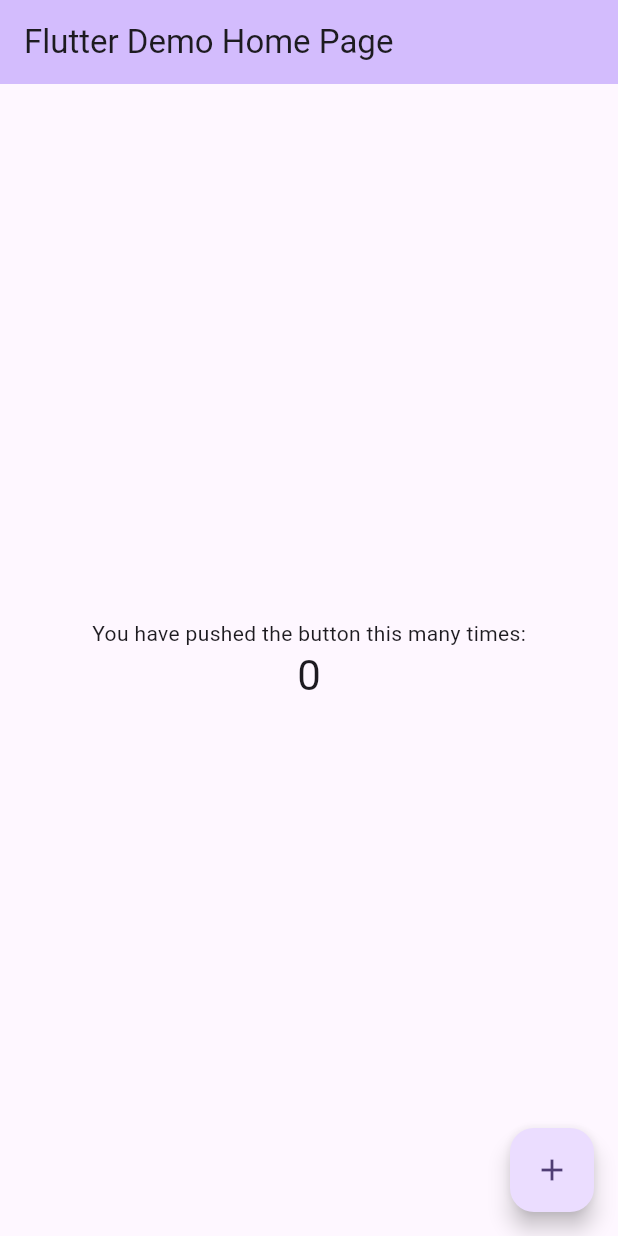
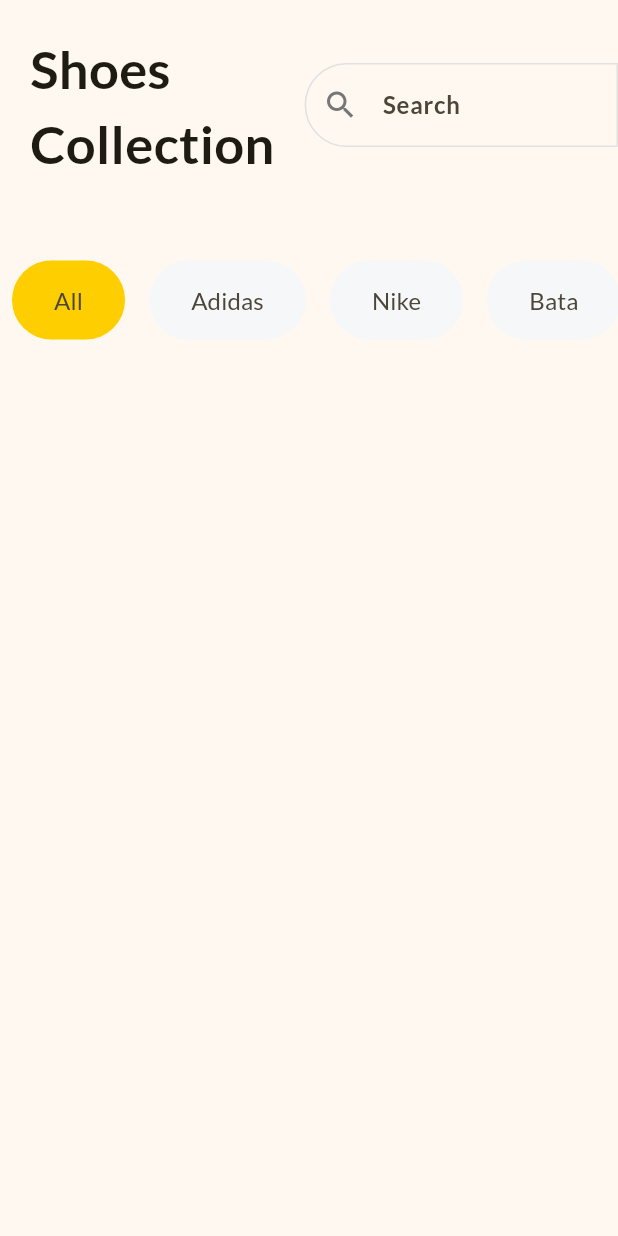
Before and after one commit to shayan-zaheer/FlutShop, a Flutter app: the screen it shows after launch, on a phone screen of 412 x 824 dp. Run offline on Flutter 3.47's test engine with Material 3 defaults, Android fonts, the phone set to English and light mode, and no system bars.

Commit message:
Header done

```diff
--- /dev/null
+++ b/lib/home_page.dart
@@ -0,0 +1,101 @@
+import "package:flutter/material.dart";
+
+class HomePage extends StatefulWidget {
+  const HomePage({super.key});
+
+  @override
+  State<HomePage> createState() => _HomePageState();
+}
+
+class _HomePageState extends State<HomePage> {
+  final List<String> filters = const ["All", "Adidas", "Nike", "Bata"];
+  late String selectedFilter;
+
+  @override
+  void initState(){
+    super.initState();
+    selectedFilter = filters[0];
+  }
+
+  @override
+  Widget build(BuildContext context) {
+    const border = OutlineInputBorder(
+      borderSide: BorderSide(
+        color: Color.fromRGBO(225, 225, 225, 1),
+      ),
+      borderRadius: BorderRadius.horizontal(
+        left: Radius.circular(32),
+      ),
+    );
+
+    return Scaffold(
+        body: SafeArea(
+      // avoids the notch at the top or bottom
+      child: Column(
+        children: [
+          Row(
+            children: [
+              Padding(
+                padding: const EdgeInsets.all(20.0),
+                child: Text(
+                  "Shoes\nCollection",
+                  style: TextStyle(
+                    fontWeight: FontWeight.bold,
+                    fontSize: 35,
+                  ),
+                ),
+              ),
+              Expanded(
+                // take as much space as possible
+                child: TextField(
+                  decoration: InputDecoration(
+                    hintText: "Search",
+                    prefixIcon: Icon(Icons.search),
+                    border: border,
+                    enabledBorder: border,
+                    focusedBorder: border,
+                  ),
+                ),
+              ),
+            ],
+          ),
+          SizedBox(
+            height: 120,
+            child: ListView.builder(
+                scrollDirection: Axis.horizontal,
+              itemCount: filters.length,
+              itemBuilder: (context, index){
+                  final filter = filters[index];
+                  return Padding(
+                    padding: const EdgeInsets.symmetric(
+                        horizontal: 8
+                    ),
+                    child: GestureDetector(
+                        onTap:(){
+                            selectedFilter = filter;
+                        },
+                      child: Chip(
+                          backgroundColor: selectedFilter == filter ? Theme.of(context).colorScheme.primary : Color.fromRGBO(245, 247, 249, 1), // Theme.of(context) works in inheritance, it goes up in parent widgets until it finds a nearest themewidget (MaterialApp)
+                          labelStyle: TextStyle(
+                              fontSize: 16,
+                          ),
+                          label: Text(filter),
+                          padding: EdgeInsets.symmetric(
+                              horizontal: 20,
+                              vertical: 15,
+                          ),
+                          side: BorderSide.none,
+                          shape: RoundedRectangleBorder(
+                              borderRadius: BorderRadius.circular(50),
+                          )
+                      ),
+                    ),
+                  );
+              }
+            ),
+          )
+        ],
+      ),
+    ),);
+  }
+}
--- a/lib/main.dart
+++ b/lib/main.dart
@@ -1,125 +1,33 @@
+import 'package:flutshop/home_page.dart';
 import 'package:flutter/material.dart';
 
 void main() {
   runApp(const MyApp());
 }
 
-class MyApp extends StatelessWidget {
+class MyApp extends StatelessWidget{
     const MyApp({super.key});
 
-  // This widget is the root of your application.
     @override
-  Widget build(BuildContext context) {
+    Widget build(BuildContext context){
         return MaterialApp(
-      title: 'Flutter Demo',
+            title: "Shopping App",
+            debugShowCheckedModeBanner: false,
             theme: ThemeData(
-        // This is the theme of your application.
-        //
-        // TRY THIS: Try running your application with "flutter run". You'll see
-        // the application has a purple toolbar. Then, without quitting the app,
-        // try changing the seedColor in the colorScheme below to Colors.green
-        // and then invoke "hot reload" (save your changes or press the "hot
-        // reload" button in a Flutter-supported IDE, or press "r" if you used
-        // the command line to start the app).
-        //
-        // Notice that the counter didn't reset back to zero; the application
-        // state is not lost during the reload. To reset the state, use hot
-        // restart instead.
-        //
-        // This works for code too, not just values: Most code changes can be
-        // tested with just a hot reload.
-        colorScheme: ColorScheme.fromSeed(seedColor: Colors.deepPurple),
-        useMaterial3: true,
+                fontFamily: "Lato",
+                colorScheme: ColorScheme.fromSeed(
+                    seedColor: Color.fromRGBO(254, 206, 1, 1),
+                    primary: Color.fromRGBO(254, 206, 1, 1),
                 ),
-      home: const MyHomePage(title: 'Flutter Demo Home Page'),
+                inputDecorationTheme: InputDecorationTheme(
+                    hintStyle: TextStyle(
+                        fontWeight: FontWeight.bold,
+                        fontSize: 16,
+                    ),
+                    prefixIconColor: Color.fromRGBO(119, 119, 119, 1),
+                ),
+            ),
+            home: HomePage(),
         );
     }
 }
-
-class MyHomePage extends StatefulWidget {
-  const MyHomePage({super.key, required this.title});
-
-  // This widget is the home page of your application. It is stateful, meaning
-  // that it has a State object (defined below) that contains fields that affect
-  // how it looks.
-
-  // This class is the configuration for the state. It holds the values (in this
-  // case the title) provided by the parent (in this case the App widget) and
-  // used by the build method of the State. Fields in a Widget subclass are
-  // always marked "final".
-
-  final String title;
-
-  @override
-  State<MyHomePage> createState() => _MyHomePageState();
-}
-
-class _MyHomePageState extends State<MyHomePage> {
-  int _counter = 0;
-
-  void _incrementCounter() {
-    setState(() {
-      // This call to setState tells the Flutter framework that something has
-      // changed in this State, which causes it to rerun the build method below
-      // so that the display can reflect the updated values. If we changed
-      // _counter without calling setState(), then the build method would not be
-      // called again, and so nothing would appear to happen.
-      _counter++;
-    });
-  }
-
-  @override
-  Widget build(BuildContext context) {
-    // This method is rerun every time setState is called, for instance as done
-    // by the _incrementCounter method above.
-    //
-    // The Flutter framework has been optimized to make rerunning build methods
-    // fast, so that you can just rebuild anything that needs updating rather
-    // than having to individually change instances of widgets.
-    return Scaffold(
-      appBar: AppBar(
-        // TRY THIS: Try changing the color here to a specific color (to
-        // Colors.amber, perhaps?) and trigger a hot reload to see the AppBar
-        // change color while the other colors stay the same.
-        backgroundColor: Theme.of(context).colorScheme.inversePrimary,
-        // Here we take the value from the MyHomePage object that was created by
-        // the App.build method, and use it to set our appbar title.
-        title: Text(widget.title),
-      ),
-      body: Center(
-        // Center is a layout widget. It takes a single child and positions it
-        // in the middle of the parent.
-        child: Column(
-          // Column is also a layout widget. It takes a list of children and
-          // arranges them vertically. By default, it sizes itself to fit its
-          // children horizontally, and tries to be as tall as its parent.
-          //
-          // Column has various properties to control how it sizes itself and
-          // how it positions its children. Here we use mainAxisAlignment to
-          // center the children vertically; the main axis here is the vertical
-          // axis because Columns are vertical (the cross axis would be
-          // horizontal).
-          //
-          // TRY THIS: Invoke "debug painting" (choose the "Toggle Debug Paint"
-          // action in the IDE, or press "p" in the console), to see the
-          // wireframe for each widget.
-          mainAxisAlignment: MainAxisAlignment.center,
-          children: <Widget>[
-            const Text(
-              'You have pushed the button this many times:',
-            ),
-            Text(
-              '$_counter',
-              style: Theme.of(context).textTheme.headlineMedium,
-            ),
-          ],
-        ),
-      ),
-      floatingActionButton: FloatingActionButton(
-        onPressed: _incrementCounter,
-        tooltip: 'Increment',
-        child: const Icon(Icons.add),
-      ), // This trailing comma makes auto-formatting nicer for build methods.
-    );
-  }
-}
```
Also changed, not shown: pubspec.yaml (+7 -6 lines), assets/fonts/Lato-Bold.ttf (added), assets/fonts/Lato-Regular.ttf (added), assets/fonts/Lato-Thin.ttf (added), pubspec.lock, 1 other file. Lines whose indentation alone changed are shown as unchanged.
